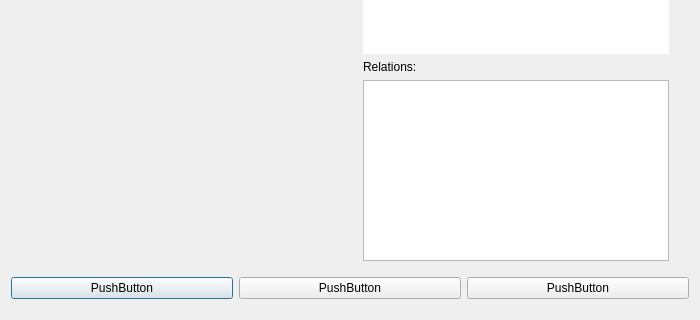
This is scientistwindow.ui in athenabjorg/sacr as Qt 5 draws it before an edit; both pictures show x 0 to 700 and y 280 to 600 of the 700 by 600 pixel window. The edited form follows.
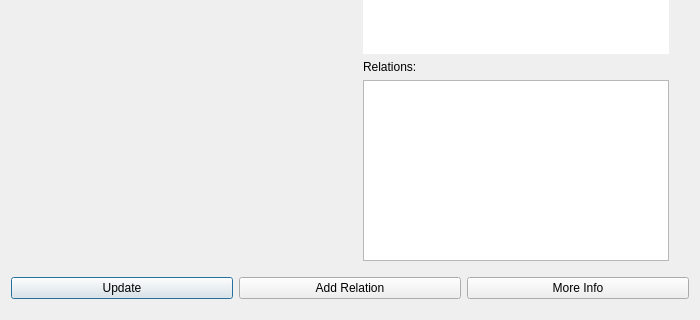
This is the edited form. Icons and pictures are not drawn.

Commit message: button names fixed

The edit to the form file:
```diff
--- a/scientistwindow.ui
+++ b/scientistwindow.ui
@@ -349,21 +349,21 @@
      <item>
       <widget class="QPushButton" name="pushButton">
        <property name="text">
-        <string>PushButton</string>
+        <string>Update</string>
        </property>
       </widget>
      </item>
      <item>
       <widget class="QPushButton" name="pushButton_2">
        <property name="text">
-        <string>PushButton</string>
+        <string>Add Relation</string>
        </property>
       </widget>
      </item>
      <item>
       <widget class="QPushButton" name="pushButton_3">
        <property name="text">
-        <string>PushButton</string>
+        <string>More Info</string>
        </property>
       </widget>
      </item>
```
Left out of the diff: 6 changed lines with no effect on the pictures. The commit also changes 3 other files.
